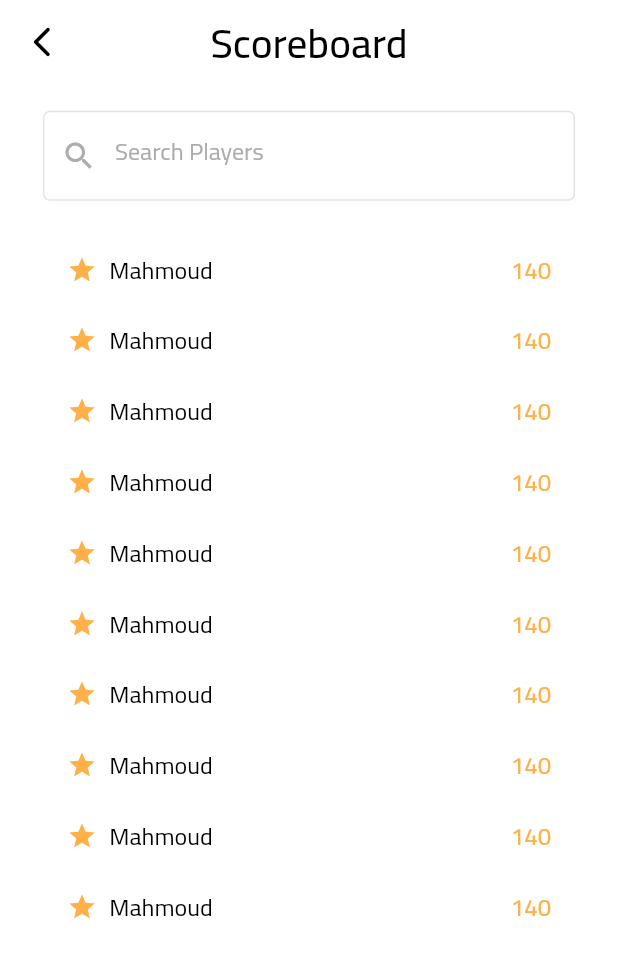
After one commit to MahmoudAlaa22/Tic-Tac-Toe-Real-Game, a Flutter app: the ScoreboardPage screen opened by its route, on a phone screen of 412 x 824 dp. The commit adds this screen. Shown: the top 958 px of the screen. Run offline on Flutter 3.47's test engine with Material 2 defaults, Android fonts, the light colour scheme and no system bars; our stand-ins replace adaptive_theme, auto_size_text, bloc, dartz, dio, equatable and 10 more; missing offline and left inert: flutter_login_facebook; accounts and stored records are empty; generated files the repository leaves out were written again; statements that could not run were skipped.

Commit message:
scorebored page

```diff
--- a/lib/core/utils/routes/router.dart
+++ b/lib/core/utils/routes/router.dart
@@ -19,7 +19,9 @@ Route<dynamic> onGenerate(RouteSettings settings) {
     case AppRoutes.dashboardPageRoute:
       return CupertinoPageRoute(builder: (_) => const DashboardPage());
     case AppRoutes.gameHistoryPageRoute:
-      return CupertinoPageRoute(builder: (_) =>  GameHistoryPage());
+      return CupertinoPageRoute(builder: (_) =>  const GameHistoryPage());
+    case AppRoutes.scoreboardPageRoute:
+      return CupertinoPageRoute(builder: (_) =>  const ScoreboardPage());
     default:
       return CupertinoPageRoute(builder: (_) => Container());
   }
--- a/lib/core/utils/routes/routes.dart
+++ b/lib/core/utils/routes/routes.dart
@@ -5,4 +5,5 @@ class AppRoutes {
   static const String preparingpageRoute ='Preparingpage';
   static const String dashboardPageRoute ='DashboardPage';
   static const String gameHistoryPageRoute ='GameHistoryPage';
+  static const String scoreboardPageRoute ='ScoreboardPage';
 }
--- a/lib/features/features_export.dart
+++ b/lib/features/features_export.dart
@@ -15,3 +15,6 @@ export 'home/home_export.dart';
 
 //? game history
 export 'game_history/game_history_export.dart';
+
+//? scoreboard
+export 'scoreboard/scoreboard_export.dart';
--- /dev/null
+++ b/lib/features/scoreboard/presentation/pages/scoreboard_page.dart
@@ -0,0 +1,45 @@
+import 'package:tic_tac_toe_real_game/features/features_export.dart';
+import 'package:tic_tac_toe_real_game/widgets/app_text_field.dart';
+
+import '../../../../core/core_export.dart';
+
+class ScoreboardPage extends StatelessWidget {
+  const ScoreboardPage({super.key});
+
+  @override
+  Widget build(BuildContext context) {
+    return Scaffold(
+      appBar: AppBar(
+        title: Text(AppStrings.tr.scoreboard),
+      ),
+      body: Padding(
+        padding: EdgeInsets.symmetric(horizontal: AppPadding.p25.w),
+        child: Column(
+          children: [
+            Padding(
+              padding:  EdgeInsets.symmetric(vertical: AppPadding.p15.h),
+              child: AppTextField(
+                title: AppStrings.tr.searchPlayers,
+                prefixIcon: const Icon(Icons.search),
+              ),
+            ),
+            Expanded(
+              child: ListView.separated(
+                itemCount: 10,
+                itemBuilder: (context, index) {
+                  return const ScoreboardItem(
+                    title: 'Mahmoud',
+                    score: '140',
+                  );
+                },
+                separatorBuilder: (context, index) => SizedBox(
+                  height: AppPadding.p5.h,
+                ),
+              ),
+            )
+          ],
+        ),
+      ),
+    );
+  }
+}
--- /dev/null
+++ b/lib/features/scoreboard/presentation/widgets/scoreboard_item.dart
@@ -0,0 +1,45 @@
+import '../../../../core/core_export.dart';
+
+class ScoreboardItem extends StatelessWidget {
+  const ScoreboardItem({
+    super.key,
+    required this.title,
+    required this.score,
+  });
+  final String title;
+  final String score;
+  @override
+  Widget build(BuildContext context) {
+    final theme = ThemeCubit.get(context).themeCustom!;
+
+    return SizedBox(
+      height: 0.05.sh,
+      child: ListTile(
+        title: Row(
+          children: [
+            Icon(
+              Icons.star,
+              color: AppColors.lightTheme.yellow,
+              size: 20,
+            ),
+            SizedBox(
+              width: 0.02.sw,
+            ),
+            Text(
+              title,
+              style: theme.themeData.textTheme.bodyLarge!.copyWith(
+                color: theme.textColor.primary,
+              ),
+            ),
+          ],
+        ),
+        trailing: Text(
+          score,
+          style: theme.themeData.textTheme.bodyMedium!.copyWith(
+            color: AppColors.lightTheme.yellow,
+          ),
+        ),
+      ),
+    );
+  }
+}
--- /dev/null
+++ b/lib/features/scoreboard/scoreboard_export.dart
@@ -0,0 +1,3 @@
+//? presentation
+export 'presentation/pages/scoreboard_page.dart';
+export 'presentation/widgets/scoreboard_item.dart';
```
Also changed, not shown: lib/features/dashboard/presentation/pages/dashboard_page.dart (+4 -6 lines), lib/features/home/presentation/pages/home_page.dart (+5 -30 lines).
